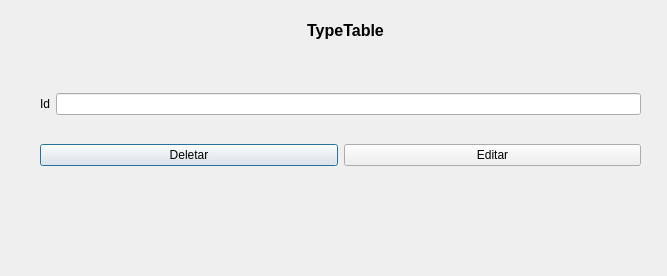
This is editar.ui in MateusVergennes/myWallet as Qt 5 draws it before an edit. The edited form follows.
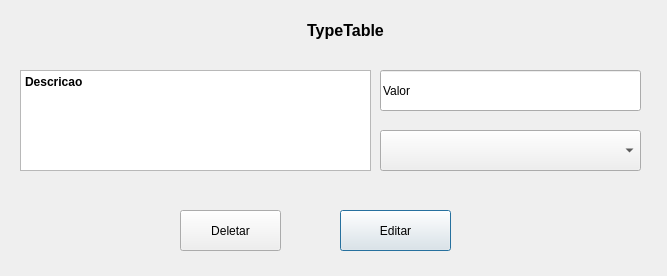
This is the edited form.

Commit message: user can edit every transaction (incomes and expenses)

Patch:
```diff
--- a/editar.ui
+++ b/editar.ui
@@ -26,49 +26,74 @@
     <string>&lt;html&gt;&lt;head/&gt;&lt;body&gt;&lt;p align=&quot;center&quot;&gt;&lt;span style=&quot; font-size:12pt; font-weight:700;&quot;&gt;TypeTable&lt;/span&gt;&lt;/p&gt;&lt;/body&gt;&lt;/html&gt;</string>
    </property>
   </widget>
-  <widget class="QWidget" name="">
+  <widget class="QLineEdit" name="le_valor">
    <property name="geometry">
     <rect>
-     <x>40</x>
+     <x>380</x>
      <y>70</y>
-     <width>601</width>
-     <height>121</height>
+     <width>261</width>
+     <height>41</height>
     </rect>
    </property>
-   <layout class="QVBoxLayout" name="verticalLayout">
-    <item>
-     <layout class="QHBoxLayout" name="horizontalLayout">
-      <item>
-       <widget class="QLabel" name="label">
-        <property name="text">
-         <string>Id</string>
-        </property>
-       </widget>
-      </item>
-      <item>
-       <widget class="QLineEdit" name="lineEdit"/>
-      </item>
-     </layout>
-    </item>
-    <item>
-     <layout class="QHBoxLayout" name="horizontalLayout_2">
-      <item>
-       <widget class="QPushButton" name="pushButton">
-        <property name="text">
-         <string>Deletar</string>
-        </property>
-       </widget>
-      </item>
-      <item>
-       <widget class="QPushButton" name="pushButton_2">
-        <property name="text">
-         <string>Editar</string>
-        </property>
-       </widget>
-      </item>
-     </layout>
-    </item>
-   </layout>
+   <property name="text">
+    <string>Valor</string>
+   </property>
+  </widget>
+  <widget class="QTextEdit" name="te_descricao">
+   <property name="geometry">
+    <rect>
+     <x>20</x>
+     <y>70</y>
+     <width>351</width>
+     <height>101</height>
+    </rect>
+   </property>
+   <property name="html">
+    <string>&lt;!DOCTYPE HTML PUBLIC &quot;-//W3C//DTD HTML 4.0//EN&quot; &quot;http://www.w3.org/TR/REC-html40/strict.dtd&quot;&gt;
+&lt;html&gt;&lt;head&gt;&lt;meta name=&quot;qrichtext&quot; content=&quot;1&quot; /&gt;&lt;meta charset=&quot;utf-8&quot; /&gt;&lt;style type=&quot;text/css&quot;&gt;
+p, li { white-space: pre-wrap; }
+hr { height: 1px; border-width: 0; }
+li.unchecked::marker { content: &quot;\2610&quot;; }
+li.checked::marker { content: &quot;\2612&quot;; }
+&lt;/style&gt;&lt;/head&gt;&lt;body style=&quot; font-family:'Segoe UI'; font-size:9pt; font-weight:400; font-style:normal;&quot;&gt;
+&lt;p style=&quot; margin-top:0px; margin-bottom:0px; margin-left:0px; margin-right:0px; -qt-block-indent:0; text-indent:0px;&quot;&gt;&lt;span style=&quot; font-weight:700;&quot;&gt;Descricao&lt;/span&gt;&lt;/p&gt;&lt;/body&gt;&lt;/html&gt;</string>
+   </property>
+  </widget>
+  <widget class="QComboBox" name="cb_categoria">
+   <property name="geometry">
+    <rect>
+     <x>380</x>
+     <y>130</y>
+     <width>261</width>
+     <height>41</height>
+    </rect>
+   </property>
+  </widget>
+  <widget class="QPushButton" name="pb_Editar">
+   <property name="geometry">
+    <rect>
+     <x>340</x>
+     <y>210</y>
+     <width>111</width>
+     <height>41</height>
+    </rect>
+   </property>
+   <property name="text">
+    <string>Editar</string>
+   </property>
+  </widget>
+  <widget class="QPushButton" name="pushButton">
+   <property name="geometry">
+    <rect>
+     <x>180</x>
+     <y>210</y>
+     <width>101</width>
+     <height>41</height>
+    </rect>
+   </property>
+   <property name="text">
+    <string>Deletar</string>
+   </property>
   </widget>
  </widget>
  <resources/>
```
Left out of the diff: 2 changed lines with no effect on the pictures. The commit also changes 3 other files.
